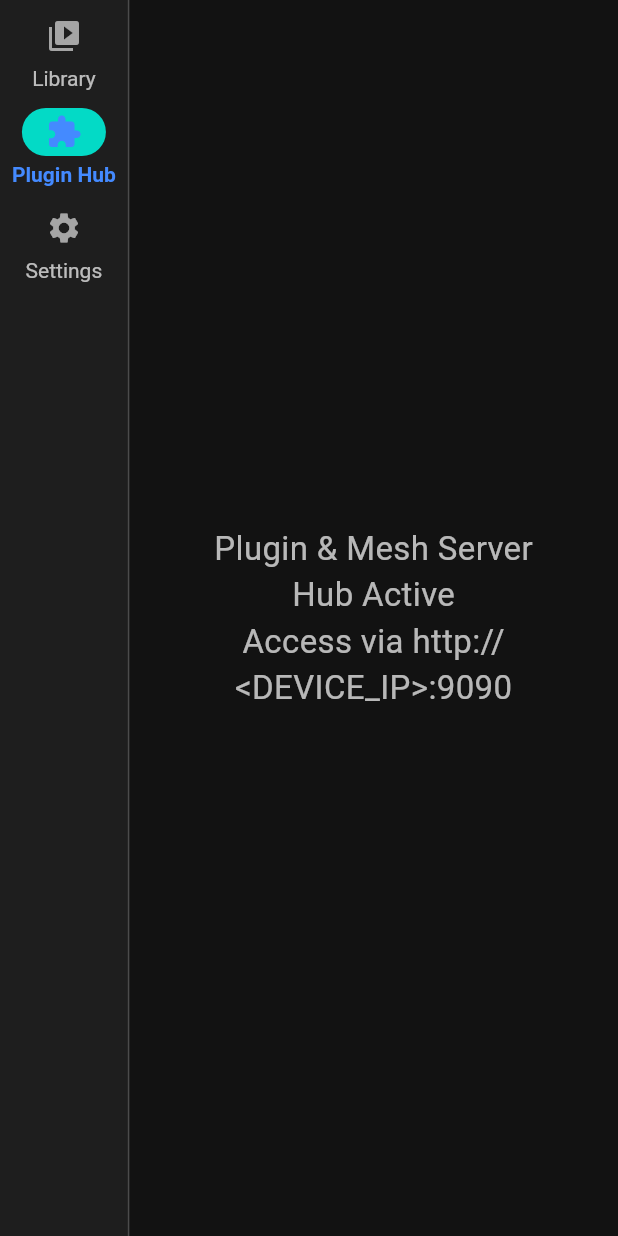
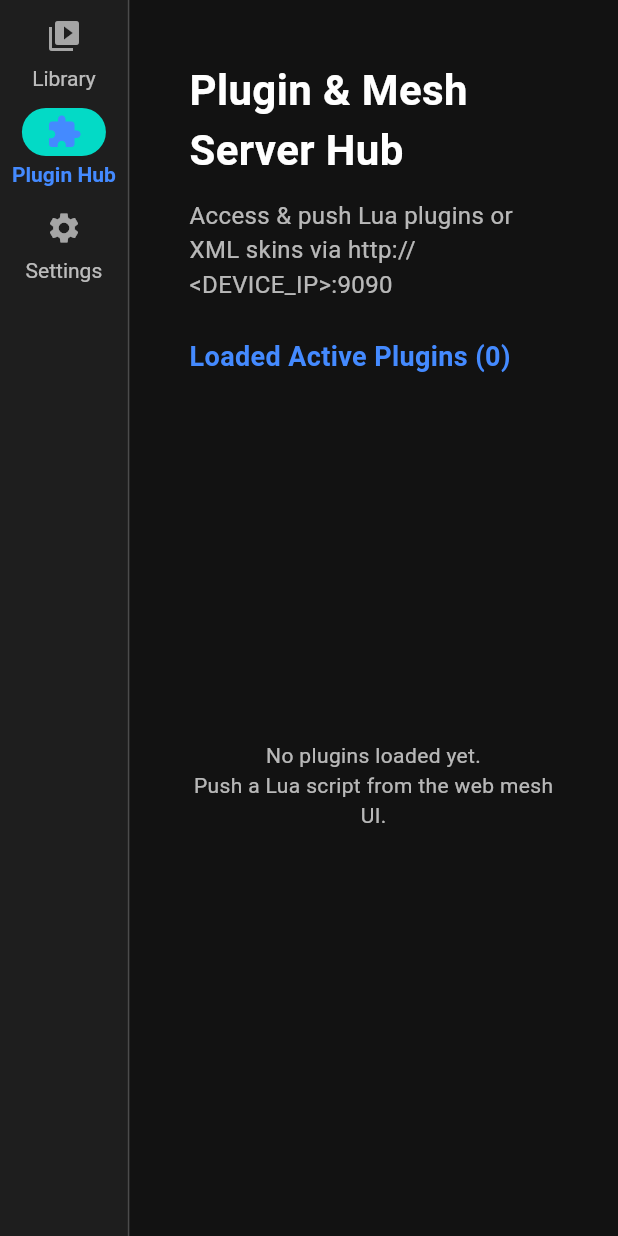
Before and after one commit to jch0029987-glitch/media-client-tv-, a Flutter app: the screen it shows after launch, after a tap on "Plugin Hub", on a phone screen of 412 x 824 dp. Run offline on Flutter 3.47's test engine with Material 3 defaults, Android fonts, the phone set to English and light mode, and no system bars; our stand-ins replace shared_preferences, video_player; missing offline and left inert: dart:ffi, serious_python; network calls fail.

Commit message:
Enhance skin management and plugin tracking features
Updated SkinManager to persist and load skin XML. Enhanced LibraryPluginProvider to track loaded plugins. Modified PluginHubScreen to display loaded plugins and their statuses.

```diff
--- a/lib/main.dart
+++ b/lib/main.dart
@@ -148,7 +148,7 @@ class SkinConfig {
   }
 }
 
-/// Reactive Skin Manager Provider
+/// Persistent Reactive Skin Manager Provider
 class SkinManager extends ChangeNotifier {
   static final SkinManager _instance = SkinManager._internal();
   factory SkinManager() => _instance;
@@ -156,10 +156,34 @@ class SkinManager extends ChangeNotifier {
 
   SkinConfig _currentSkin = SkinConfig();
   SkinConfig get currentSkin => _currentSkin;
+  String _rawXmlPayload = "";
+  String get rawXmlPayload => _rawXmlPayload;
 
-  void applySkinXml(String xmlString) {
+  Future<void> loadSavedSkin() async {
+    try {
+      final prefs = await SharedPreferences.getInstance();
+      final String? savedXml = prefs.getString('mesh_active_skin_xml');
+      if (savedXml != null && savedXml.isNotEmpty) {
+        _rawXmlPayload = savedXml;
+        _currentSkin = SkinConfig.parseXml(savedXml);
+        notifyListeners();
+      }
+    } catch (e) {
+      print("Failed to load saved skin: $e");
+    }
+  }
+
+  Future<void> applySkinXml(String xmlString) async {
+    _rawXmlPayload = xmlString;
     _currentSkin = SkinConfig.parseXml(xmlString);
     notifyListeners();
+
+    try {
+      final prefs = await SharedPreferences.getInstance();
+      await prefs.setString('mesh_active_skin_xml', xmlString);
+    } catch (e) {
+      print("Failed to persist skin XML: $e");
+    }
   }
 }
 
@@ -198,7 +222,7 @@ class SettingsManager extends ChangeNotifier {
   }
 }
 
-/// Reactive State Manager for Dynamic Plugin Catalog Ingestion
+/// Reactive State Manager for Dynamic Plugin Catalog Ingestion & Loaded Plugins Tracking
 class LibraryPluginProvider extends ChangeNotifier {
   static final LibraryPluginProvider _instance = LibraryPluginProvider._internal();
   factory LibraryPluginProvider() => _instance;
@@ -206,6 +230,15 @@ class LibraryPluginProvider extends ChangeNotifier {
 
   final List<dynamic> _dynamicCatalogItems = [];
   List<dynamic> get dynamicCatalogItems => _dynamicCatalogItems;
+
+  final List<Map<String, String>> _loadedPlugins = [];
+  List<Map<String, String>> get loadedPlugins => _loadedPlugins;
+
+  void registerLoadedPlugin(String name, String code) {
+    _loadedPlugins.removeWhere((p) => p['name'] == name);
+    _loadedPlugins.add({'name': name, 'code': code, 'time': DateTime.now().toIso8601String()});
+    notifyListeners();
+  }
 
   void injectPluginItems(List<dynamic> newItems) {
     _dynamicCatalogItems.clear();
@@ -268,6 +301,9 @@ class MeshBackgroundService {
         final file = File('${pluginDir.path}/$filename');
         await file.writeAsString(luaCode);
 
+        // Register loaded plugin in provider
+        LibraryPluginProvider().registerLoadedPlugin(filename, luaCode);
+
         final executionResult = _luaEngine.search(luaCode, "test_query");
         try {
           final parsedOutput = json.decode(executionResult);
@@ -294,8 +330,8 @@ class MeshBackgroundService {
         final file = File('${skinDir.path}/$filename');
         await file.writeAsString(xmlCode);
 
-        SkinManager().applySkinXml(xmlCode);
-        await ToastHelper.showToast('Kodi Skin $filename Applied!');
+        await SkinManager().applySkinXml(xmlCode);
+        await ToastHelper.showToast('Kodi Skin $filename Applied & Saved!');
 
         response.statusCode = HttpStatus.ok;
         response.write(json.encode({'status': 'success', 'path': file.path}));
@@ -335,6 +371,7 @@ class MeshBackgroundService {
 
 void main() async {
   WidgetsFlutterBinding.ensureInitialized();
+  await SkinManager().loadSavedSkin();
   await SettingsManager().loadSavedSettings();
   await MeshBackgroundService().startServer();
   runApp(const MediaClientApp());
@@ -623,15 +660,61 @@ class PluginHubScreen extends StatelessWidget {
 
   @override
   Widget build(BuildContext context) {
-    return const Padding(
-      padding: EdgeInsets.all(40.0),
-      child: Center(
-        child: Text(
-          'Plugin & Mesh Server Hub Active\nAccess via http://<DEVICE_IP>:9090',
-          textAlign: TextAlign.center,
-          style: TextStyle(fontSize: 22, color: Colors.white70),
-        ),
-      ),
+    return ListenableBuilder(
+      listenable: Listenable.merge([SkinManager(), LibraryPluginProvider()]),
+      builder: (context, _) {
+        final skin = SkinManager().currentSkin;
+        final loadedPlugins = LibraryPluginProvider().loadedPlugins;
+
+        return Padding(
+          padding: EdgeInsets.all(skin.contentPadding),
+          child: Column(
+            crossAxisAlignment: CrossAxisAlignment.start,
+            children: [
+              Text(
+                'Plugin & Mesh Server Hub',
+                style: TextStyle(fontSize: skin.headerFontSize, fontWeight: FontWeight.bold, color: skin.textPrimaryColor),
+              ),
+              const SizedBox(height: 12),
+              Text(
+                'Access & push Lua plugins or XML skins via http://<DEVICE_IP>:9090',
+                style: TextStyle(fontSize: 16, color: skin.textSecondaryColor),
+              ),
+              const SizedBox(height: 24),
+              Text(
+                'Loaded Active Plugins (${loadedPlugins.length})',
+                style: TextStyle(fontSize: 18, fontWeight: FontWeight.bold, color: skin.primaryColor),
+              ),
+              const SizedBox(height: 12),
+              Expanded(
+                child: loadedPlugins.isEmpty
+                    ? Center(
+                        child: Text(
+                          'No plugins loaded yet.\nPush a Lua script from the web mesh UI.',
+                          textAlign: TextAlign.center,
+                          style: TextStyle(color: skin.textSecondaryColor),
+                        ),
+                      )
+                    : ListView.builder(
+                        itemCount: loadedPlugins.length,
+                        itemBuilder: (context, index) {
+                          final plugin = loadedPlugins[index];
+                          return Card(
+                            color: skin.cardBackgroundColor,
+                            margin: const EdgeInsets.only(bottom: 12),
+                            child: ListTile(
+                              leading: Icon(Icons.extension, color: skin.primaryColor),
+                              title: Text(plugin['name'] ?? 'Plugin', style: TextStyle(color: skin.textPrimaryColor, fontWeight: FontWeight.bold)),
+                              subtitle: Text('Deployed: ${plugin['time']}', style: TextStyle(color: skin.textSecondaryColor, fontSize: 12)),
+                            ),
+                          );
+                        },
+                      ),
+              ),
+            ],
+          ),
+        );
+      },
     );
   }
 }
```
